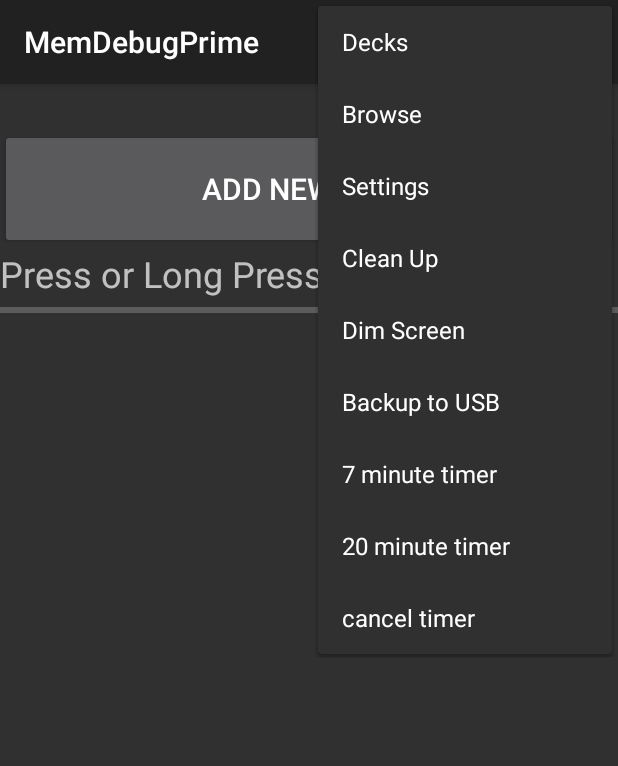
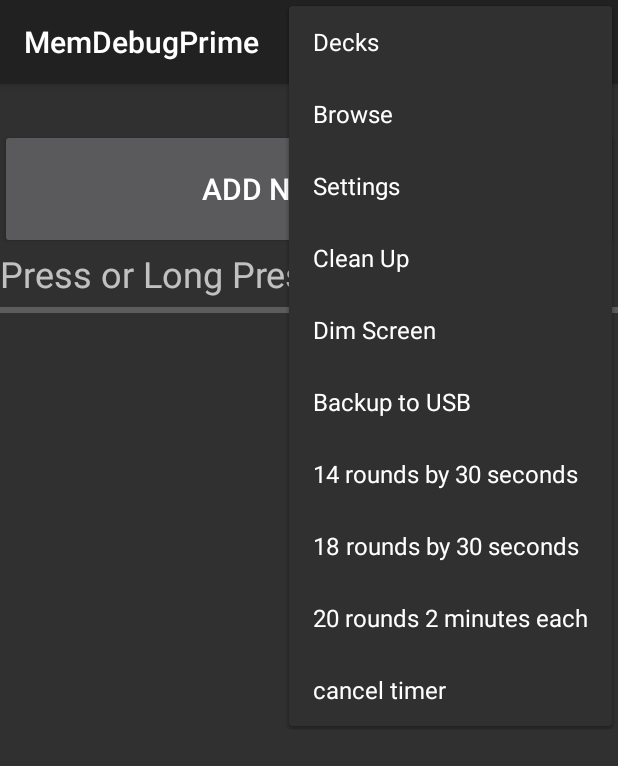
Before and after one commit to jrochest/MemoryPrime5, an Android app: the screen it shows after launch (SpacedRepeaterActivity), with the options menu open, on a phone screen of 412 x 824 dp. Shown: the top 766 px of the screen. Run offline under Robolectric (Android 15) with nearby library versions, the phone set to English and light mode, and no system bars; network calls fail.

Commit message:
fixed the speed problem

```diff
--- a/app/src/main/java/com/md/TimerManager.kt
+++ b/app/src/main/java/com/md/TimerManager.kt
@@ -7,8 +7,6 @@ import com.md.utils.ToastSingleton
 
 class TimerManager {
     private var timer : CountDownTimer? = null
-
-    private val intervalMillis = 30000L
     private var roundCounter = 0
 
     val toneGenerator = ToneGenerator(AudioManager.STREAM_MUSIC, 95)
@@ -17,7 +15,8 @@ class TimerManager {
         timer?.cancel()
     }
 
-    fun addTimer(numberOfRounds: Int) {
+    fun addTimer(numberOfRounds: Int, intervalSeconds: Int) {
+        val intervalMillis = intervalSeconds * 1000L
         toneGenerator.startTone(ToneGenerator.TONE_CDMA_NETWORK_CALLWAITING, 300)
         cancelTimer()
         roundCounter = numberOfRounds * 2 + 1
--- a/app/src/main/res/menu/menu.xml
+++ b/app/src/main/res/menu/menu.xml
@@ -35,14 +35,19 @@
 		android:id="@+id/backup"
 		android:title="Backup to USB"/>
 	<item
+		android:id="@+id/small_timer"
 		android:icon="@android:drawable/btn_minus"
-		android:id="@+id/small_timer"
-		android:title="7 minute timer"
+		android:title="14 rounds by 30 seconds"
 		app:showAsAction="ifRoom" />
 	<item
+		android:id="@+id/medium_timer"
+		android:icon="@android:drawable/btn_minus"
+		android:title="18 rounds by 30 seconds"
+		app:showAsAction="ifRoom" />
+	<item
+		android:id="@+id/large_timer"
 		android:icon="@android:drawable/btn_plus"
-		android:id="@+id/large_timer"
-		android:title="20 minute timer"
+		android:title="20 rounds 2 minutes each"
 		app:showAsAction="ifRoom" />
 	<item
 		android:icon="@android:drawable/ic_menu_close_clear_cancel"
```
Also changed, not shown: app/src/main/java/com/md/ActivityHelper.java (+11 -2 lines).
